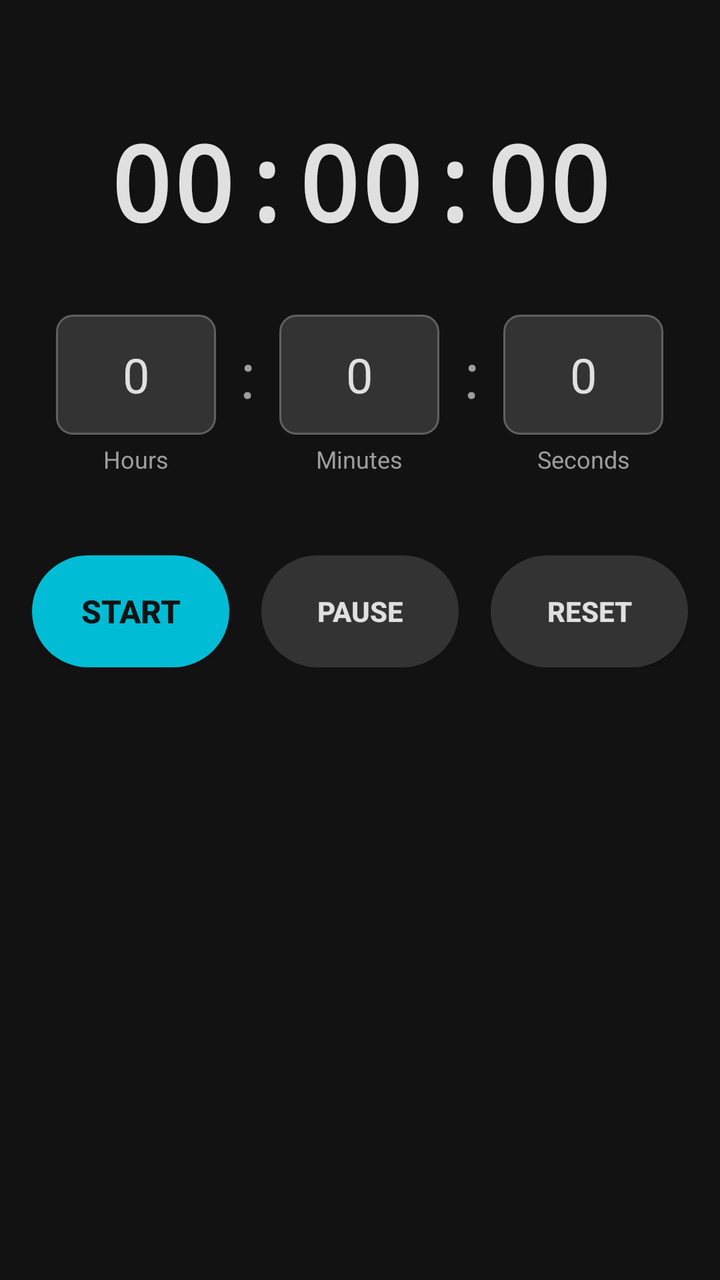
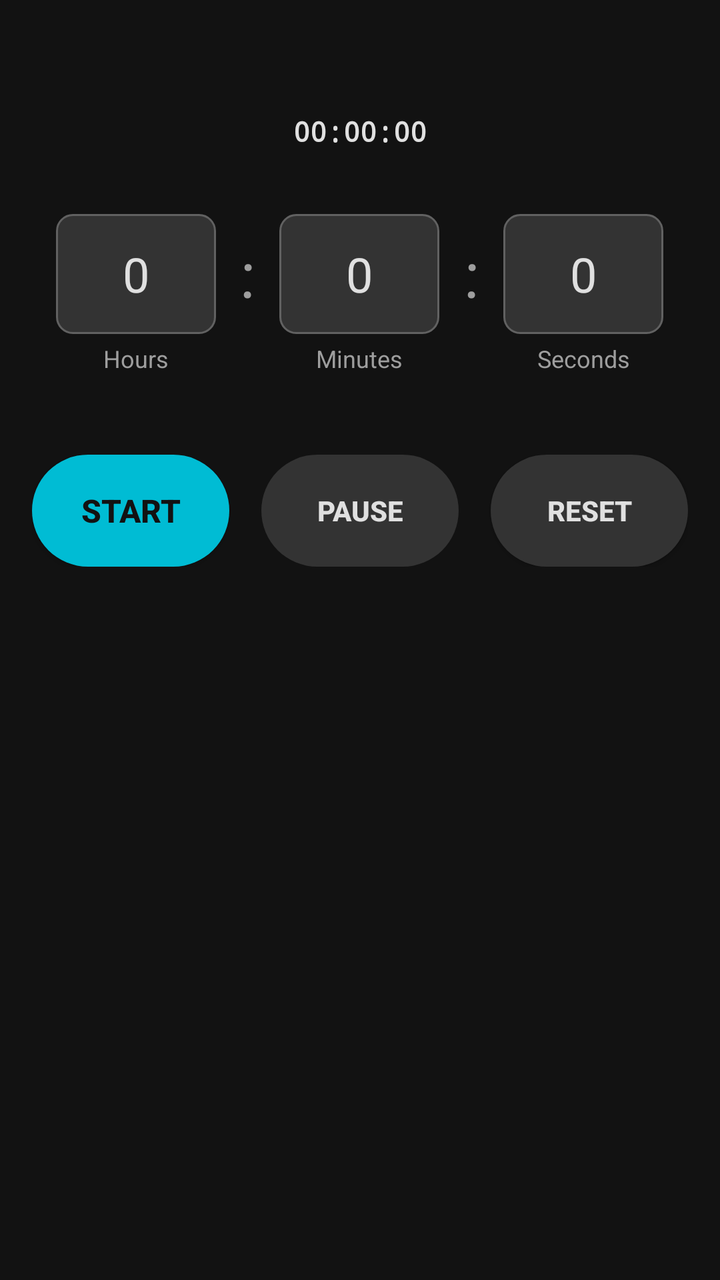

Two renders of the same Android screen: before a commit and after it. Below are the layout's source before the change and the commit's diff.
<!-- AndroidManifest.xml: application theme Theme.StopWatch -->
<!-- res/layout/fragment_countdown.xml -->
<?xml version="1.0" encoding="utf-8"?>
<androidx.constraintlayout.widget.ConstraintLayout xmlns:android="http://schemas.android.com/apk/res/android"
    xmlns:app="http://schemas.android.com/apk/res-auto"
    android:layout_width="match_parent"
    android:layout_height="match_parent"
    android:background="@color/background_dark"
    android:padding="16dp">

    
    <TextView
        android:id="@+id/tv_countdown_time"
        android:layout_width="wrap_content"
        android:layout_height="wrap_content"
        android:layout_marginTop="40dp"
        android:fontFamily="monospace"
        android:text="00:00:00"
        android:textColor="@color/text_primary"
        android:textSize="52sp"
        android:textStyle="bold"
        app:layout_constraintEnd_toEndOf="parent"
        app:layout_constraintStart_toStartOf="parent"
        app:layout_constraintTop_toTopOf="parent" />

    
    <LinearLayout
        android:id="@+id/layout_time_input"
        android:layout_width="0dp"
        android:layout_height="wrap_content"
        android:layout_marginTop="32dp"
        android:gravity="center_horizontal"
        android:orientation="horizontal"
        app:layout_constraintEnd_toEndOf="parent"
        app:layout_constraintStart_toStartOf="parent"
        app:layout_constraintTop_toBottomOf="@id/tv_countdown_time">

        
        <LinearLayout
            android:layout_width="0dp"
            android:layout_height="wrap_content"
            android:layout_weight="1"
            android:gravity="center"
            android:orientation="vertical">

            <EditText
                android:id="@+id/et_hours"
                android:layout_width="80dp"
                android:layout_height="60dp"
                android:gravity="center"
                android:inputType="number"
                android:maxLength="2"
                android:text="0"
                android:textAlignment="center"
                android:textColor="@color/text_primary"
                android:textSize="24sp"
                android:background="@drawable/edit_text_background" />

            <TextView
                android:layout_width="wrap_content"
                android:layout_height="wrap_content"
                android:layout_marginTop="4dp"
                android:text="Hours"
                android:textColor="@color/text_secondary"
                android:textSize="12sp" />
        </LinearLayout>

        
        <TextView
            android:layout_width="wrap_content"
            android:layout_height="wrap_content"
            android:layout_marginTop="8dp"
            android:text=":"
            android:textColor="@color/text_secondary"
            android:textSize="32sp" />

        
        <LinearLayout
            android:layout_width="0dp"
            android:layout_height="wrap_content"
            android:layout_weight="1"
            android:gravity="center"
            android:orientation="vertical">

            <EditText
                android:id="@+id/et_minutes"
                android:layout_width="80dp"
                android:layout_height="60dp"
                android:gravity="center"
                android:inputType="number"
                android:maxLength="2"
                android:text="0"
                android:textAlignment="center"
                android:textColor="@color/text_primary"
                android:textSize="24sp"
                android:background="@drawable/edit_text_background" />

            <TextView
                android:layout_width="wrap_content"
                android:layout_height="wrap_content"
                android:layout_marginTop="4dp"
                android:text="Minutes"
                android:textColor="@color/text_secondary"
                android:textSize="12sp" />
        </LinearLayout>

        
        <TextView
            android:layout_width="wrap_content"
            android:layout_height="wrap_content"
            android:layout_marginTop="8dp"
            android:text=":"
            android:textColor="@color/text_secondary"
            android:textSize="32sp" />

        
        <LinearLayout
            android:layout_width="0dp"
            android:layout_height="wrap_content"
            android:layout_weight="1"
            android:gravity="center"
            android:orientation="vertical">

            <EditText
                android:id="@+id/et_seconds"
                android:layout_width="80dp"
                android:layout_height="60dp"
                android:gravity="center"
                android:inputType="number"
                android:maxLength="2"
                android:text="0"
                android:textAlignment="center"
                android:textColor="@color/text_primary"
                android:textSize="24sp"
                android:background="@drawable/edit_text_background" />

            <TextView
                android:layout_width="wrap_content"
                android:layout_height="wrap_content"
                android:layout_marginTop="4dp"
                android:text="Seconds"
                android:textColor="@color/text_secondary"
                android:textSize="12sp" />
        </LinearLayout>

    </LinearLayout>

    <Button
        android:id="@+id/btn_countdown_stop_alarm"
        style="@style/StopWatchButtonDanger"
        android:layout_width="200dp"
        android:layout_height="56dp"
        android:layout_marginTop="16dp"
        android:text="🔇 Stop Alarm"
        android:visibility="gone"
        app:layout_constraintEnd_toEndOf="parent"
        app:layout_constraintStart_toStartOf="parent"
        app:layout_constraintTop_toBottomOf="@id/layout_time_input" />

    
    <LinearLayout
        android:id="@+id/ll_countdown_controls"
        android:layout_width="0dp"
        android:layout_height="wrap_content"
        android:layout_marginTop="40dp"
        android:gravity="center"
        android:orientation="horizontal"
        app:layout_constraintEnd_toEndOf="parent"
        app:layout_constraintStart_toStartOf="parent"
        app:layout_constraintTop_toBottomOf="@id/btn_countdown_stop_alarm">

        <Button
            android:id="@+id/btn_countdown_start"
            style="@style/StopWatchButtonPrimary"
            android:layout_width="0dp"
            android:layout_height="56dp"
            android:layout_marginEnd="8dp"
            android:layout_weight="1"
            android:text="Start" />

        <Button
            android:id="@+id/btn_countdown_pause"
            style="@style/StopWatchButton"
            android:layout_width="0dp"
            android:layout_height="56dp"
            android:layout_marginStart="8dp"
            android:layout_marginEnd="8dp"
            android:layout_weight="1"
            android:enabled="false"
            android:text="Pause" />

        <Button
            android:id="@+id/btn_countdown_reset"
            style="@style/StopWatchButton"
            android:layout_width="0dp"
            android:layout_height="56dp"
            android:layout_marginStart="8dp"
            android:layout_weight="1"
            android:text="Reset" />

    </LinearLayout>

</androidx.constraintlayout.widget.ConstraintLayout>
<!-- resources referenced by this layout -->
<resources>
  <color name="background_dark">#FF121212</color>
  <color name="text_primary">#FFE0E0E0</color>
  <color name="text_secondary">#FF9E9E9E</color>
  <style name="StopWatchButton" parent="Widget.AppCompat.Button">
          <item name="android:background">@drawable/button_secondary_bg</item>
          <item name="android:textColor">@color/button_secondary_text</item>
          <item name="android:textSize">14sp</item>
          <item name="android:textStyle">bold</item>
          <item name="android:fontFamily">sans-serif-medium</item>
          <item name="android:elevation">1dp</item>
      </style>
  <style name="StopWatchButtonDanger" parent="Widget.AppCompat.Button">
          <item name="android:background">@drawable/button_danger_bg</item>
          <item name="android:textColor">@color/button_danger_text</item>
          <item name="android:textSize">16sp</item>
          <item name="android:textStyle">bold</item>
          <item name="android:fontFamily">sans-serif-medium</item>
          <item name="android:elevation">2dp</item>
      </style>
  <color name="surface_raised">#FF333333</color>
  <color name="text_disabled">#FF616161</color>
  <!-- drawable button_secondary_bg (drawable) -->
  <?xml version="1.0" encoding="utf-8"?>
  <shape xmlns:android="http://schemas.android.com/apk/res/android"
      android:shape="rectangle">
      <solid android:color="@color/button_secondary" />
      <corners android:radius="28dp" />
      <padding
          android:bottom="8dp"
          android:left="16dp"
          android:right="16dp"
          android:top="8dp" />
  </shape>
  <color name="button_secondary_text">#FFE0E0E0</color>
  <!-- drawable button_danger_bg (drawable) -->
  <?xml version="1.0" encoding="utf-8"?>
  <shape xmlns:android="http://schemas.android.com/apk/res/android"
      android:shape="rectangle">
      <solid android:color="@color/button_danger" />
      <corners android:radius="28dp" />
      <padding
          android:bottom="8dp"
          android:left="16dp"
          android:right="16dp"
          android:top="8dp" />
  </shape>
  <color name="button_danger_text">#FFFFFFFF</color>
  <!-- drawable button_primary_bg (drawable) -->
  <?xml version="1.0" encoding="utf-8"?>
  <shape xmlns:android="http://schemas.android.com/apk/res/android"
      android:shape="rectangle">
      <solid android:color="@color/button_primary" />
      <corners android:radius="28dp" />
      <padding
          android:bottom="8dp"
          android:left="16dp"
          android:right="16dp"
          android:top="8dp" />
  </shape>
  <color name="button_primary_text">#FF121212</color>
  <color name="accent_cyan">#FF00BCD4</color>
  <color name="accent_cyan_dark">#FF008494</color>
  <style name="StopWatchEditText" parent="Widget.AppCompat.EditText">
          <item name="android:textColor">@color/text_primary</item>
          <item name="android:textColorHint">@color/text_disabled</item>
          <item name="android:background">@drawable/edit_text_background</item>
      </style>
  <style name="StopWatchSeekBar" parent="Widget.AppCompat.SeekBar">
          <item name="android:progressTint">@color/accent_cyan</item>
          <item name="android:thumbTint">@color/accent_cyan</item>
      </style>
  <style name="StopWatchSwitch" parent="Widget.AppCompat.CompoundButton.Switch">
          <item name="android:thumbTint">@color/accent_cyan</item>
          <item name="android:trackTint">@color/text_secondary</item>
      </style>
  <color name="button_secondary">#FF333333</color>
  <color name="button_danger">#FFC62828</color>
  <color name="button_primary">#FF00BCD4</color>
  <color name="surface_dark">#FF1E1E1E</color>
  <style name="StopWatchButton_Dialog" parent="Widget.AppCompat.Button.ButtonBar.AlertDialog">
          <item name="android:textColor">@color/accent_cyan</item>
          <item name="android:textSize">14sp</item>
          <item name="android:textStyle">bold</item>
      </style>
  <!-- unchanged entries left out for length: 4 -->
</resources>

<!-- the commit's change to res/layout/fragment_countdown.xml (unified diff, before → after) -->
@@ -9,14 +9,21 @@
     
     <TextView
         android:id="@+id/tv_countdown_time"
-        android:layout_width="wrap_content"
+        android:layout_width="match_parent"
         android:layout_height="wrap_content"
+        android:layout_marginStart="8dp"
         android:layout_marginTop="40dp"
+        android:layout_marginEnd="8dp"
         android:fontFamily="monospace"
+        android:gravity="center"
+        android:maxLines="1"
         android:text="00:00:00"
         android:textColor="@color/text_primary"
-        android:textSize="52sp"
         android:textStyle="bold"
+        app:autoSizeMaxTextSize="52sp"
+        app:autoSizeMinTextSize="24sp"
+        app:autoSizeStepGranularity="1sp"
+        app:autoSizeTextType="uniform"
         app:layout_constraintEnd_toEndOf="parent"
         app:layout_constraintStart_toStartOf="parent"
         app:layout_constraintTop_toTopOf="parent" />
